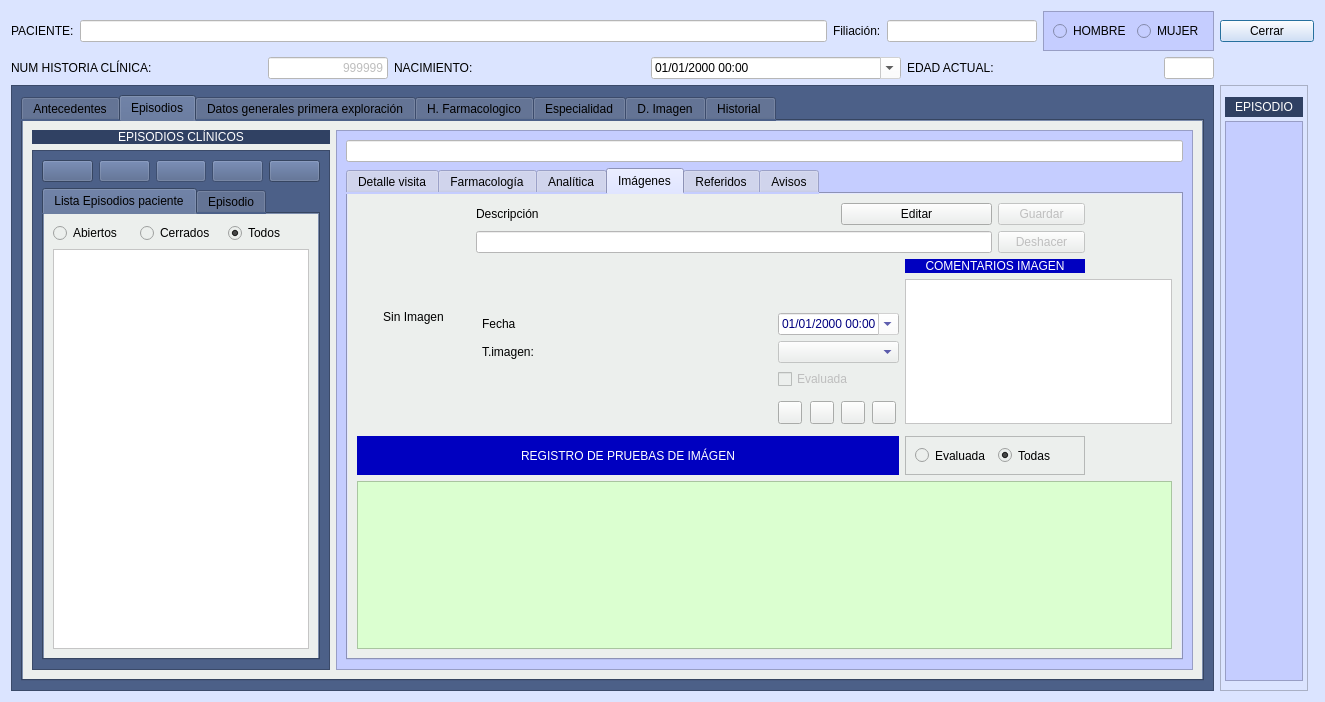
First picture: the form in Zona_Pacientes/frmfichapaciente.ui, repository arcnexus/RedFoX, before the edit.
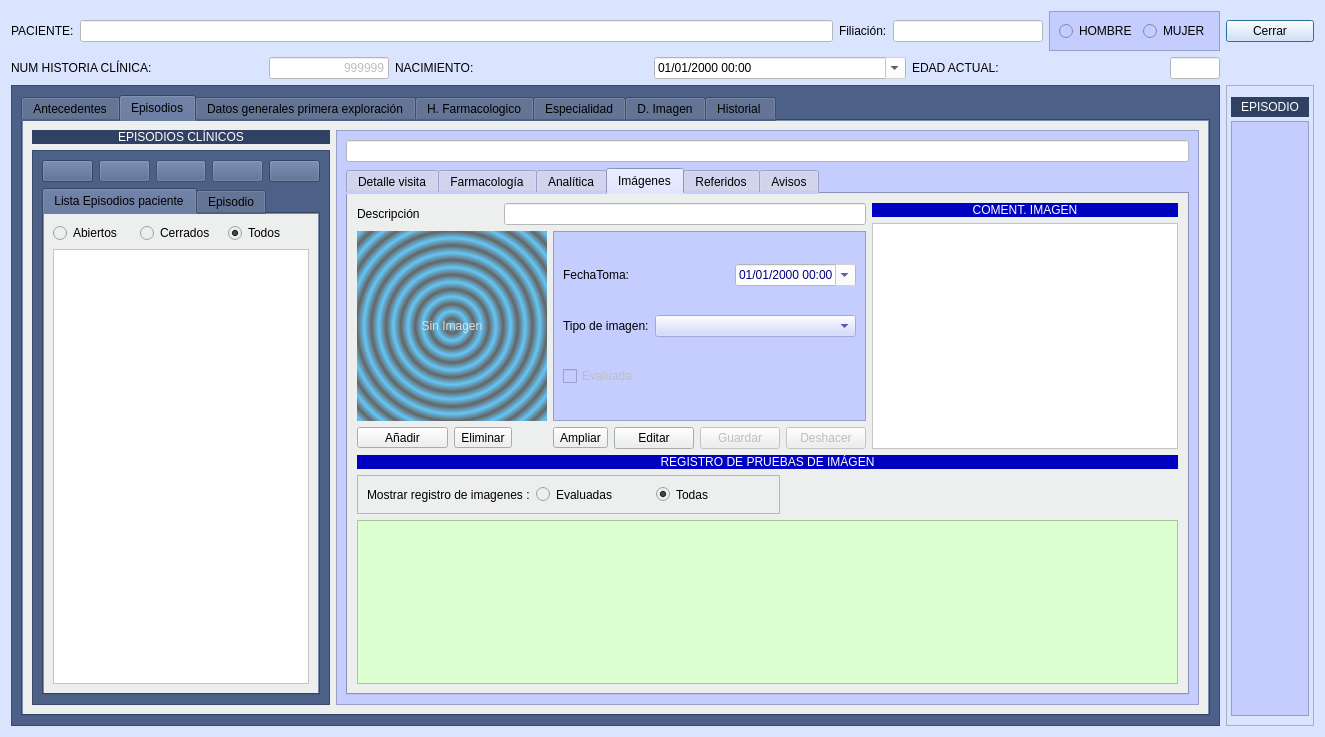
Second picture: the form after the edit. The open tabs and pages were chosen to show the change. Icons and pictures are not drawn.

Commit message: Guardar imagen medica en BD

Diff of the .ui file:
```diff
--- a/Zona_Pacientes/frmfichapaciente.ui
+++ b/Zona_Pacientes/frmfichapaciente.ui
@@ -7,7 +7,7 @@
     <x>0</x>
     <y>0</y>
     <width>1325</width>
-    <height>702</height>
+    <height>737</height>
    </rect>
   </property>
   <property name="maximumSize">
@@ -26,7 +26,7 @@
   <property name="styleSheet">
    <string notr="true">background-color: rgb(219, 228, 255);</string>
   </property>
-  <layout class="QGridLayout" name="gridLayout_19">
+  <layout class="QGridLayout" name="gridLayout_24">
    <item row="0" column="0">
     <layout class="QHBoxLayout" name="horizontalLayout_3">
      <item>
@@ -121,7 +121,7 @@
      </item>
     </layout>
    </item>
-   <item row="0" column="1" colspan="2">
+   <item row="0" column="1">
     <widget class="QPushButton" name="btnCerrar">
      <property name="text">
       <string>Cerrar</string>
@@ -219,7 +219,7 @@
      </item>
     </layout>
    </item>
-   <item row="1" column="1" colspan="2">
+   <item row="1" column="1">
     <widget class="QLabel" name="label_92">
      <property name="maximumSize">
       <size>
@@ -1674,89 +1674,22 @@
                 <attribute name="title">
                  <string>Imágenes</string>
                 </attribute>
-                <layout class="QGridLayout" name="gridLayout_11">
-                 <item row="2" column="7" colspan="2">
-                  <widget class="QLabel" name="label_87">
-                   <property name="styleSheet">
-                    <string notr="true">background-color: rgb(0, 0, 192);
-color: rgb(255,255,255);
-</string>
-                   </property>
-                   <property name="text">
-                    <string>COMENTARIOS IMAGEN</string>
-                   </property>
-                   <property name="alignment">
-                    <set>Qt::AlignCenter</set>
-                   </property>
-                  </widget>
-                 </item>
-                 <item row="7" column="5" rowspan="2">
-                  <widget class="QToolButton" name="btnVerImagen">
-                   <property name="toolTip">
-                    <string>Ver Imagen</string>
-                   </property>
-                   <property name="text">
-                    <string/>
-                   </property>
-                   <property name="icon">
-                    <iconset resource="../maya.qrc">
-                     <normaloff>:/Icons/PNG/XRay.png</normaloff>:/Icons/PNG/XRay.png</iconset>
-                   </property>
-                  </widget>
-                 </item>
-                 <item row="7" column="6" rowspan="2">
-                  <widget class="QToolButton" name="btnImportarimagen">
-                   <property name="toolTip">
-                    <string>Importar Imagen</string>
-                   </property>
-                   <property name="text">
-                    <string/>
-                   </property>
-                   <property name="icon">
-                    <iconset resource="../maya.qrc">
-                     <normaloff>:/Icons/PNG/importar.png</normaloff>:/Icons/PNG/importar.png</iconset>
-                   </property>
-                  </widget>
-                 </item>
-                 <item row="0" column="1" colspan="2">
+                <layout class="QGridLayout" name="gridLayout_19">
+                 <item row="0" column="0" rowspan="2" colspan="2">
                   <widget class="QLabel" name="label_51">
+                   <property name="maximumSize">
+                    <size>
+                     <width>16777215</width>
+                     <height>27</height>
+                    </size>
+                   </property>
                    <property name="text">
                     <string>Descripción</string>
                    </property>
                   </widget>
                  </item>
-                 <item row="0" column="5" colspan="3">
-                  <widget class="QPushButton" name="pushButton_editarimagen">
-                   <property name="text">
-                    <string>Editar</string>
-                   </property>
-                  </widget>
-                 </item>
-                 <item row="7" column="2">
-                  <spacer name="horizontalSpacer_7">
-                   <property name="orientation">
-                    <enum>Qt::Horizontal</enum>
-                   </property>
-                   <property name="sizeHint" stdset="0">
-                    <size>
-                     <width>40</width>
-                     <height>20</height>
-                    </size>
-                   </property>
-                  </spacer>
-                 </item>
-                 <item row="6" column="3" colspan="4">
-                  <widget class="QCheckBox" name="checkBox_evaluada">
-                   <property name="enabled">
-                    <bool>false</bool>
-                   </property>
-                   <property name="text">
-                    <string>Evaluada</string>
-                   </property>
-                  </widget>
-                 </item>
-                 <item row="3" column="7" rowspan="5" colspan="3">
-                  <widget class="QPlainTextEdit" name="txtComentariosImagen">
+                 <item row="0" column="2" rowspan="2" colspan="5">
+                  <widget class="QLineEdit" name="lineEdit_descripcionimagen">
                    <property name="enabled">
                     <bool>false</bool>
                    </property>
@@ -1766,63 +1699,38 @@
                    </property>
                   </widget>
                  </item>
-                 <item row="7" column="3" rowspan="2">
-                  <widget class="QToolButton" name="btnAnadirImagen">
-                   <property name="toolTip">
-                    <string>Añadir prueba de imagen</string>
+                 <item row="0" column="7">
+                  <widget class="QLabel" name="label_87">
+                   <property name="maximumSize">
+                    <size>
+                     <width>16777215</width>
+                     <height>27</height>
+                    </size>
                    </property>
-                   <property name="text">
-                    <string/>
-                   </property>
-                   <property name="icon">
-                    <iconset resource="../maya.qrc">
-                     <normaloff>:/Icons/PNG/add.png</normaloff>:/Icons/PNG/add.png</iconset>
-                   </property>
-                  </widget>
-                 </item>
-                 <item row="7" column="4" rowspan="2">
-                  <widget class="QToolButton" name="btnBorrarImagen">
-                   <property name="toolTip">
-                    <string>Borrar prueba (Requiere contraseña de administrador)</string>
-                   </property>
-                   <property name="text">
-                    <string/>
-                   </property>
-                   <property name="icon">
-                    <iconset resource="../maya.qrc">
-                     <normaloff>:/Icons/PNG/Delete.png</normaloff>:/Icons/PNG/Delete.png</iconset>
-                   </property>
-                  </widget>
-                 </item>
-                 <item row="10" column="0" colspan="10">
-                  <widget class="QTableWidget" name="listaImagenes">
                    <property name="styleSheet">
-                    <string notr="true">selection-background-color: rgb(37, 129, 4);
-border-color: rgb(212, 255, 230);
-alternate-background-color: rgb(113, 255, 153);
-background-color: rgb(219, 255, 208);</string>
+                    <string notr="true">background-color: rgb(0, 0, 192);
+color: rgb(255,255,255);
+</string>
                    </property>
-                   <property name="alternatingRowColors">
-                    <bool>true</bool>
+                   <property name="text">
+                    <string>COMENT. IMAGEN</string>
                    </property>
-                   <property name="selectionBehavior">
-                    <enum>QAbstractItemView::SelectRows</enum>
+                   <property name="alignment">
+                    <set>Qt::AlignCenter</set>
                    </property>
                   </widget>
                  </item>
-                 <item row="0" column="0" rowspan="9">
+                 <item row="2" column="0" colspan="3">
                   <widget class="QLabel" name="lblImagenDiagnostico">
                    <property name="minimumSize">
                     <size>
-                     <width>113</width>
-                     <height>163</height>
+                     <width>190</width>
+                     <height>190</height>
                     </size>
                    </property>
-                   <property name="maximumSize">
-                    <size>
-                     <width>149</width>
-                     <height>183</height>
-                    </size>
+                   <property name="styleSheet">
+                    <string notr="true">background-color: qradialgradient(spread:repeat, cx:0.5, cy:0.5, radius:0.077, fx:0.5, fy:0.5, stop:0 rgba(0, 169, 255, 147), stop:0.497326 rgba(0, 0, 0, 147), stop:1 rgba(0, 169, 255, 147));
+color: rgb(222, 222, 222);</string>
                    </property>
                    <property name="text">
                     <string>Sin Imagen</string>
@@ -1832,7 +1740,153 @@
                    </property>
                   </widget>
                  </item>
-                 <item row="0" column="8">
+                 <item row="2" column="3" colspan="4">
+                  <widget class="QFrame" name="frame_26">
+                   <property name="styleSheet">
+                    <string notr="true">background-color: rgb(197, 205, 255);</string>
+                   </property>
+                   <property name="frameShape">
+                    <enum>QFrame::StyledPanel</enum>
+                   </property>
+                   <property name="frameShadow">
+                    <enum>QFrame::Raised</enum>
+                   </property>
+                   <layout class="QGridLayout" name="gridLayout_11">
+                    <item row="2" column="0">
+                     <widget class="QCheckBox" name="checkBox_evaluada">
+                      <property name="enabled">
+                       <bool>false</bool>
+                      </property>
+                      <property name="text">
+                       <string>Evaluada</string>
+                      </property>
+                     </widget>
+                    </item>
+                    <item row="1" column="0">
+                     <widget class="QLabel" name="label_53">
+                      <property name="text">
+                       <string>Tipo de imagen:</string>
+                      </property>
+                     </widget>
+                    </item>
+                    <item row="1" column="1" colspan="4">
+                     <widget class="QComboBox" name="comboBox_tipoImagen">
+                      <property name="enabled">
+                       <bool>false</bool>
+                      </property>
+                      <property name="minimumSize">
+                       <size>
+                        <width>116</width>
+                        <height>0</height>
+                       </size>
+                      </property>
+                      <property name="styleSheet">
+                       <string notr="true">color: rgb(0, 0, 128);</string>
+                      </property>
+                     </widget>
+                    </item>
+                    <item row="0" column="0">
+                     <widget class="QLabel" name="label_52">
+                      <property name="text">
+                       <string>FechaToma:</string>
+                      </property>
+                     </widget>
+                    </item>
+                    <item row="0" column="3" colspan="2">
+                     <widget class="QDateTimeEdit" name="dateEdit_fechaimagen">
+                      <property name="enabled">
+                       <bool>false</bool>
+                      </property>
+                      <property name="maximumSize">
+                       <size>
+                        <width>165</width>
+                        <height>16777215</height>
+                       </size>
+                      </property>
+                      <property name="styleSheet">
+                       <string notr="true">color: rgb(0, 0, 128);
+background-color: rgb(255, 255, 255);</string>
+                      </property>
+                      <property name="displayFormat">
+                       <string>dd/MM/yyyy HH:mm</string>
+                      </property>
+                      <property name="calendarPopup">
+                       <bool>true</bool>
+                      </property>
+                     </widget>
+                    </item>
+                   </layout>
+                  </widget>
+                 </item>
+                 <item row="3" column="0">
+                  <widget class="QToolButton" name="btnAnadirImagen">
+                   <property name="minimumSize">
+                    <size>
+                     <width>91</width>
+                     <height>0</height>
+                    </size>
+                   </property>
+                   <property name="toolTip">
+                    <string/>
+                   </property>
+                   <property name="text">
+                    <string>Añadir</string>
+                   </property>
+                   <property name="icon">
+                    <iconset resource="../maya.qrc">
+                     <normaloff>:/Icons/PNG/add.png</normaloff>:/Icons/PNG/add.png</iconset>
+                   </property>
+                   <property name="toolButtonStyle">
+                    <enum>Qt::ToolButtonTextBesideIcon</enum>
+                   </property>
+                  </widget>
+                 </item>
+                 <item row="3" column="1" colspan="2">
+                  <widget class="QToolButton" name="btnBorrarImagen">
+                   <property name="toolTip">
+                    <string/>
+                   </property>
+                   <property name="text">
+                    <string>Eliminar</string>
+                   </property>
+                   <property name="icon">
+                    <iconset resource="../maya.qrc">
+                     <normaloff>:/Icons/PNG/Delete.png</normaloff>:/Icons/PNG/Delete.png</iconset>
+                   </property>
+                   <property name="toolButtonStyle">
+                    <enum>Qt::ToolButtonTextBesideIcon</enum>
+                   </property>
+                  </widget>
+                 </item>
+                 <item row="3" column="3">
+                  <widget class="QToolButton" name="btnVerImagen">
+                   <property name="toolTip">
+                    <string/>
+                   </property>
+                   <property name="text">
+                    <string>Ampliar</string>
+                   </property>
+                   <property name="icon">
+                    <iconset resource="../maya.qrc">
+                     <normaloff>:/Icons/PNG/XRay.png</normaloff>:/Icons/PNG/XRay.png</iconset>
+                   </property>
+                   <property name="toolButtonStyle">
+                    <enum>Qt::ToolButtonTextBesideIcon</enum>
+                   </property>
+                  </widget>
+                 </item>
+                 <item row="3" column="4">
+                  <widget class="QPushButton" name="pushButton_editarimagen">
+                   <property name="text">
+                    <string>Editar</string>
+                   </property>
+                   <property name="icon">
+                    <iconset resource="../maya.qrc">
+                     <normaloff>:/Icons/PNG/edit.png</normaloff>:/Icons/PNG/edit.png</iconset>
+                   </property>
+                  </widget>
+                 </item>
+                 <item row="3" column="5">
                   <widget class="QPushButton" name="pushButton_GuardarImagen">
                    <property name="enabled">
                     <bool>false</bool>
@@ -1840,30 +1894,13 @@
                    <property name="text">
                     <string>Guardar</string>
                    </property>
-                  </widget>
-                 </item>
-                 <item row="1" column="8">
-                  <widget class="QPushButton" name="pushButton_DeshacerImagen">
-                   <property name="enabled">
-                    <bool>false</bool>
+                   <property name="icon">
+                    <iconset resource="../maya.qrc">
+                     <normaloff>:/Icons/PNG/Save.png</normaloff>:/Icons/PNG/Save.png</iconset>
                    </property>
-                   <property name="text">
-                    <string>Deshacer</string>
-                   </property>
                   </widget>
                  </item>
-                 <item row="1" column="1" colspan="7">
-                  <widget class="QLineEdit" name="lineEdit_descripcionimagen">
-                   <property name="enabled">
-                    <bool>false</bool>
-                   </property>
-                   <property name="styleSheet">
-                    <string notr="true">color: rgb(0, 0, 128);
-background-color: rgb(255, 255, 255);</string>
-                   </property>
-                  </widget>
-                 </item>
-                 <item row="9" column="0" colspan="7">
+                 <item row="5" column="0" colspan="8">
                   <widget class="QLabel" name="label_17">
                    <property name="styleSheet">
                     <string notr="true">background-color: rgb(0, 0, 192);
@@ -1878,7 +1915,7 @@
                    </property>
                   </widget>
                  </item>
-                 <item row="9" column="7" colspan="2">
+                 <item row="6" column="0" colspan="6">
                   <widget class="QFrame" name="frame_6">
                    <property name="minimumSize">
                     <size>
@@ -1893,10 +1930,17 @@
                     <enum>QFrame::Raised</enum>
                    </property>
                    <layout class="QHBoxLayout" name="horizontalLayout_8">
+                    <item>
+                     <widget class="QLabel" name="label_63">
+                      <property name="text">
+                       <string>Mostrar registro de imagenes :</string>
+                      </property>
+                     </widget>
+                    </item>
                     <item>
                      <widget class="QRadioButton" name="radImagenEvaluada">
                       <property name="text">
-                       <string>Evaluada</string>
+                       <string>Evaluadas</string>
                       </property>
                       <property name="checked">
                        <bool>false</bool>
@@ -1916,56 +1960,44 @@
                    </layout>
                   </widget>
                  </item>
-                 <item row="5" column="3" colspan="4">
-                  <widget class="QComboBox" name="comboBox_tipoImagen">
-                   <property name="enabled">
-                    <bool>false</bool>
-                   </property>
-                   <property name="minimumSize">
-                    <size>
-                     <width>116</width>
-                     <height>0</height>
-                    </size>
-                   </property>
+                 <item row="7" column="0" colspan="8">
+                  <widget class="QTableWidget" name="listaImagenes">
                    <property name="styleSheet">
-                    <string notr="true">color: rgb(0, 0, 128);</string>
+                    <string notr="true">selection-background-color: rgb(37, 129, 4);
+border-color: rgb(212, 255, 230);
+alternate-background-color: rgb(113, 255, 153);
+background-color: rgb(219, 255, 208);</string>
                    </property>
+                   <property name="alternatingRowColors">
+                    <bool>true</bool>
+                   </property>
+                   <property name="selectionBehavior">
+                    <enum>QAbstractItemView::SelectRows</enum>
+                   </property>
                   </widget>
                  </item>
-                 <item row="4" column="3" colspan="4">
-                  <widget class="QDateTimeEdit" name="dateEdit_fechaimagen">
+                 <item row="3" column="6">
+                  <widget class="QPushButton" name="pushButton_DeshacerImagen">
                    <property name="enabled">
                     <bool>false</bool>
                    </property>
-                   <property name="maximumSize">
-                    <size>
-                     <width>165</width>
-                     <height>16777215</height>
-                    </size>
+                   <property name="text">
+                    <string>Deshacer</string>
+                   </property>
+                   <property name="icon">
+                    <iconset resource="../maya.qrc">
+                     <normaloff>:/Icons/PNG/undo.png</normaloff>:/Icons/PNG/undo.png</iconset>
+                   </property>
+                  </widget>
+                 </item>
+                 <item row="1" column="7" rowspan="3">
+                  <widget class="QPlainTextEdit" name="txtComentariosImagen">
+                   <property name="enabled">
+                    <bool>false</bool>
                    </property>
                    <property name="styleSheet">
                     <string notr="true">color: rgb(0, 0, 128);
 background-color: rgb(255, 255, 255);</string>
-                   </property>
-                   <property name="displayFormat">
-                    <string>dd/MM/yyyy HH:mm</string>
-                   </property>
-                   <property name="calendarPopup">
-                    <bool>true</bool>
-                   </property>
-                  </widget>
-                 </item>
-                 <item row="4" column="2">
-                  <widget class="QLabel" name="label_52">
-                   <property name="text">
-                    <string>Fecha</string>
-                   </property>
-                  </widget>
-                 </item>
-                 <item row="5" column="2">
-                  <widget class="QLabel" name="label_53">
-                   <property name="text">
-                    <string>T.imagen:</string>
                    </property>
                   </widget>
                  </item>
```
Left out of the diff: 4 changed lines with no effect on the pictures. The commit also changes 13 other files.
